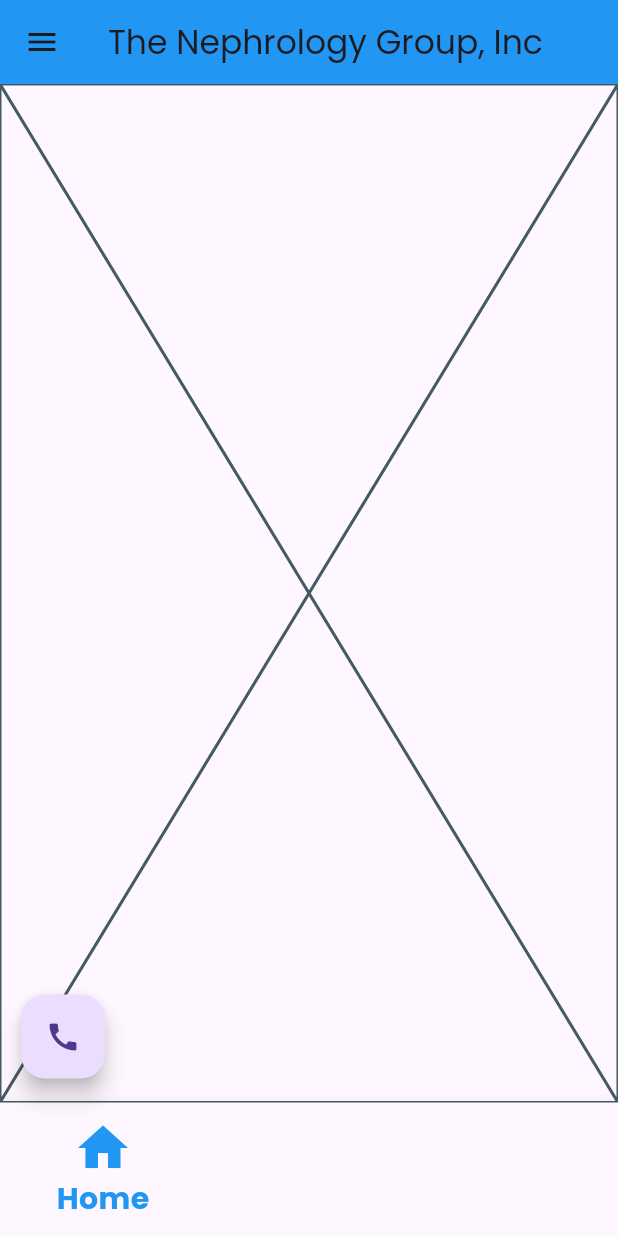
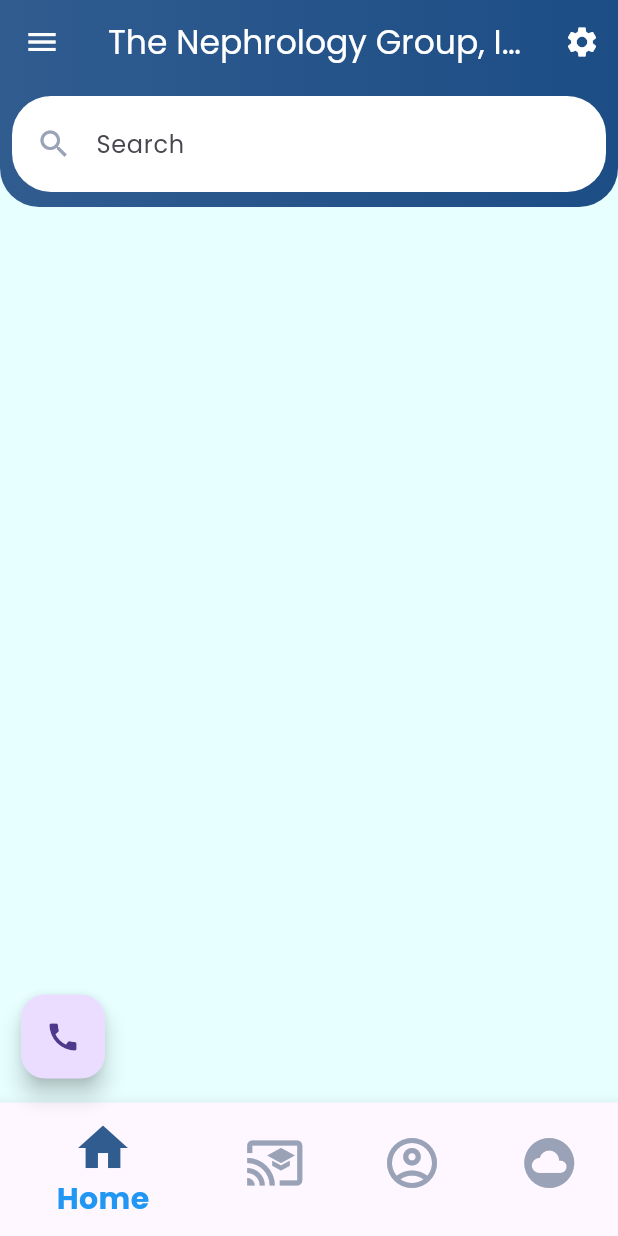
Before and after one commit to gouthamreddykallem/Nephrology_app, a Flutter app: the screen it shows after launch, on a phone screen of 412 x 824 dp. Run offline on Flutter 3.47's test engine with Material 3 defaults, Android fonts, the phone set to English and light mode, and no system bars; our stand-ins replace carousel_slider, flutter_map, gradient_borders, latlong2.

Commit message:
base layout done

```diff
--- a/lib/main.dart
+++ b/lib/main.dart
@@ -1,5 +1,7 @@
 import 'package:flutter/material.dart';
-import 'package:nephrology_app/pages/home.dart';
+import 'package:nephrology_app/pages/layout.dart';
+import 'package:nephrology_app/shared/color.dart';
+
 
 void main() {
   runApp(const MyApp());
@@ -13,8 +15,14 @@ class MyApp extends StatelessWidget {
   Widget build(BuildContext context) {
     return MaterialApp(
       debugShowCheckedModeBanner: false,
-      theme: ThemeData(fontFamily: 'Poppins'),
-      home: const LayOut()
+      theme: ThemeData(
+          fontFamily: 'Poppins',
+          primaryColor: primaryColor,
+          scaffoldBackgroundColor: bgColor ),
+      initialRoute: "/LayOutScreen",
+      routes: {
+        "/LayOutScreen": (context) => const LayOut(),
+      },
     );
   }
 }
--- a/lib/pages/bodies/home_body.dart
+++ b/lib/pages/bodies/home_body.dart
@@ -1,10 +1,161 @@
 import 'package:flutter/material.dart';
+import 'package:nephrology_app/shared/color.dart';
 
 class HomeBody extends StatelessWidget {
   const HomeBody({super.key});
 
   @override
   Widget build(BuildContext context) {
-    return const Placeholder();
+    return SafeArea(
+        child: ListView(
+          children: [
+            searchBar(context)
+
+          ],
+        )
+    );
   }
 }
+
+Widget searchBar(BuildContext context) {
+  return Container(
+    decoration: const BoxDecoration(
+        gradient: LinearGradient(
+            colors: [
+              primaryColorLight,
+              primaryColor
+            ],
+            begin: FractionalOffset(0.0, 0.0),
+            end: FractionalOffset(1.0, 0.0),
+            stops: [0.0, 1.0],
+            tileMode: TileMode.clamp),
+        borderRadius: BorderRadius.only(
+            bottomRight: Radius.circular(26),
+            bottomLeft: Radius.circular(26))),
+    child: Padding(
+      padding:
+      const EdgeInsets.only(top: 8, left: 8, right: 8, bottom: 10),
+      child: Container(
+        decoration: BoxDecoration(
+          color: Colors.white,
+          borderRadius: BorderRadius.circular(26),
+        ),
+        child: ListTile(
+          leading: const Icon(
+            Icons.search,
+            color: secondaryColor,
+          ),
+          title: TextField(
+            textInputAction: TextInputAction.search,
+            onSubmitted: (pattern) {},
+            decoration: const InputDecoration(
+              hintText: "Search",
+              border: InputBorder.none,
+            ),
+          ),
+        ),
+      ),
+    ),
+  );
+}
+
+Widget _category() {
+  return Column(
+    children: <Widget>[
+      Padding(
+        padding: const EdgeInsets.only(top: 8, right: 16, left: 16, bottom: 4),
+        child: Row(
+          mainAxisAlignment: MainAxisAlignment.spaceBetween,
+          children: <Widget>[
+            const Text("Category", style: TextStyle(fontWeight: FontWeight.bold)),
+            Text(
+              "See All",
+              style: TextStyles.titleNormal
+                  .copyWith(color: Theme.of(context).primaryColor),
+            ).p(8).ripple(() {})
+          ],
+        ),
+      ),
+      SizedBox(
+        height: AppTheme.fullHeight(context) * .28,
+        width: AppTheme.fullWidth(context),
+        child: ListView(
+          scrollDirection: Axis.horizontal,
+          children: <Widget>[
+            _categoryCard("Chemist & Drugist", "350 + Stores",
+                color: LightColor.green, lightColor: LightColor.lightGreen),
+            _categoryCard("Covid - 19 Specialist", "899 Doctors",
+                color: LightColor.skyBlue, lightColor: LightColor.lightBlue),
+            _categoryCard("Cardiologists Specialist", "500 + Doctors",
+                color: LightColor.orange, lightColor: LightColor.lightOrange),
+            _categoryCard("Dermatologist", "300 + Doctors",
+                color: LightColor.green, lightColor: LightColor.lightGreen),
+            _categoryCard("General Surgeon", "500 + Doctors",
+                color: LightColor.skyBlue, lightColor: LightColor.lightBlue)
+          ],
+        ),
+      ),
+    ],
+  );
+}
+
+Widget _categoryCard(String title, String subtitle,
+    {Color color, Color lightColor}) {
+  TextStyle titleStyle = TextStyles.title.bold.white;
+  TextStyle subtitleStyle = TextStyles.body.bold.white;
+  if (AppTheme.fullWidth(context) < 392) {
+    titleStyle = TextStyles.body.bold.white;
+    subtitleStyle = TextStyles.bodySm.bold.white;
+  }
+  return AspectRatio(
+    aspectRatio: 6 / 8,
+    child: Container(
+      height: 280,
+      width: AppTheme.fullWidth(context) * .3,
+      margin: EdgeInsets.only(left: 10, right: 10, bottom: 20, top: 10),
+      decoration: BoxDecoration(
+        color: color,
+        borderRadius: BorderRadius.all(Radius.circular(20)),
+        boxShadow: <BoxShadow>[
+          BoxShadow(
+            offset: Offset(4, 4),
+            blurRadius: 10,
+            color: lightColor.withOpacity(.8),
+          )
+        ],
+      ),
+      child: ClipRRect(
+        borderRadius: BorderRadius.all(Radius.circular(20)),
+        child: Container(
+          child: Stack(
+            children: <Widget>[
+              Positioned(
+                top: -20,
+                left: -20,
+                child: CircleAvatar(
+                  backgroundColor: lightColor,
+                  radius: 60,
+                ),
+              ),
+              Column(
+                mainAxisAlignment: MainAxisAlignment.end,
+                children: <Widget>[
+                  Flexible(
+                    child: Text(title, style: titleStyle).hP8,
+                  ),
+                  SizedBox(height: 10),
+                  Flexible(
+                    child: Text(
+                      subtitle,
+                      style: subtitleStyle,
+                    ).hP8,
+                  ),
+                ],
+              ).p16
+            ],
+          ),
+        ),
+      ).ripple(() {}, borderRadius: BorderRadius.all(Radius.circular(20))),
+    ),
+  );
+}
--- a/lib/pages/bottom_nav_bar.dart
+++ /dev/null
@@ -1,68 +0,0 @@
-import 'package:flutter/material.dart';
-import 'package:provider/provider.dart';
-
-enum NavBarItem { home, education, profile, aichat }
-
-// extension NavBarItemExtensions on NavBarItem {
-//   bool get isTopics => this == NavBarItem.home;
-// }
-
-final class NavBarController extends PageController {
-  NavBarController({NavBarItem initialItem = NavBarItem.home})
-      : _notifier = ValueNotifier<NavBarItem>(initialItem),
-        super(initialPage: initialItem.index) {
-    _notifier.addListener(_listener);
-  }
-
-  final ValueNotifier<NavBarItem> _notifier;
-
-  NavBarItem get item => _notifier.value;
-  set item(NavBarItem newItem) => _notifier.value = newItem;
-
-  void _listener() {
-    jumpToPage(item.index);
-  }
-
-  @override
-  void dispose() {
-    _notifier.dispose();
-    super.dispose();
-  }
-}
-
-class BottomNavBar extends StatelessWidget {
-  const BottomNavBar({super.key});
-
-  @override
-  Widget build(BuildContext context) {
-    return BottomNavigationBar(
-      onTap: (index) {
-        context.read<NavBarController>().item = NavBarItem.values[index];
-      },
-      selectedFontSize: 20,
-      selectedIconTheme: const IconThemeData(color: Colors.blue, size: 40),
-      selectedItemColor: Colors.blue,
-      selectedLabelStyle: const TextStyle(fontWeight: FontWeight.bold),
-      currentIndex: context
-          .select((NavBarController controller) => controller.item.index),
-      items: const <BottomNavigationBarItem>[
-        BottomNavigationBarItem(
-          label: 'Home',
-          icon: Icon(Icons.home),
-        ),
-        BottomNavigationBarItem(
-          label: 'Education',
-          icon: Icon(Icons.cast_for_education),
-        ),
-        BottomNavigationBarItem(
-          label: 'Account',
-          icon: Icon(Icons.account_circle_outlined),
-        ),
-        BottomNavigationBarItem(
-          label: 'AI chat',
-          icon: Icon(Icons.cloud_circle_rounded),
-        )
-      ],
-    );
-  }
-}
--- a/lib/pages/home.dart
+++ /dev/null
@@ -1,51 +0,0 @@
-import 'package:flutter/material.dart';
-import 'package:nephrology_app/pages/app_bar.dart';
-import 'package:nephrology_app/pages/bodies/ai_chat_body.dart';
-import 'package:nephrology_app/pages/bodies/education_body.dart';
-// import 'package:nephrology_app/pages/bodies/home_body.dart';
-import 'package:nephrology_app/pages/bodies/login_body.dart';
-import 'package:nephrology_app/pages/bodies/home_body.dart';
-import 'package:nephrology_app/pages/bottom_nav_bar.dart';
-import 'package:nephrology_app/pages/floating_buttons.dart';
-import 'package:nephrology_app/pages/side_drawer.dart';
-import 'package:provider/provider.dart';
-
-class LayOut extends StatelessWidget {
-  const LayOut({super.key});
-
-  @override
-  Widget build(BuildContext context) {
-    return ListenableProvider(
-        create: (_) => NavBarController(),
-        child: Scaffold(
-            appBar: AppBar(
-              title: const Text('The Nephrology Group, Inc'),
-              backgroundColor: Colors.blue,
-            ),
-            drawer: const SideDrawer(),
-            body: const CenterBody(),
-            bottomNavigationBar: const BottomNavBar(),
-            floatingActionButton: const FloatingButtons()));
-  }
-}
-
-class CenterBody extends StatelessWidget {
-  const CenterBody({super.key});
-
-  @override
-  Widget build(BuildContext context) {
-    return PageView(
-      controller: context.watch<NavBarController>(),
-      // physics: const NeverScrollableScrollPhysics(),
-      children: const [
-        HomeBody(),
-        EducationBody(),
-        LoginBody(),
-        AiChatBody(),
-        // TopicsFlow(),
-        // AboutView(),
-        // ProfileView(),
-      ],
-    );
-  }
-}
--- /dev/null
+++ b/lib/pages/layout.dart
@@ -0,0 +1,124 @@
+import 'package:flutter/material.dart';
+import 'package:nephrology_app/pages/side_drawer.dart';
+import 'package:nephrology_app/shared/color.dart';
+
+import 'bodies/ai_chat_body.dart';
+import 'bodies/education_body.dart';
+import 'bodies/home_body.dart';
+import 'bodies/login_body.dart';
+import 'floating_buttons.dart';
+
+
+class LayOut extends StatefulWidget {
+  const LayOut({super.key});
+
+  @override
+  State<LayOut> createState() =>
+      _LayOutState();
+}
+
+class _LayOutState
+    extends State<LayOut> {
+  int _selectedIndex = 0;
+
+  static const List<Widget> _widgetOptions = <Widget>[
+    HomeBody(),
+    EducationBody(),
+    LoginBody(),
+    AiChatBody(),
+  ];
+
+  void _onItemTapped(int index) {
+    setState(() {
+      _selectedIndex = index;
+    });
+  }
+
+  @override
+  Widget build(BuildContext context) {
+    return Scaffold(
+      appBar: AppBar(
+        iconTheme: const IconThemeData(color: Colors.white),
+        elevation: 0.5,
+        title: const Text("The Nephrology Group, Inc",
+            style: TextStyle(color: Colors.white), textDirection: TextDirection.ltr),
+        flexibleSpace: Container(
+          decoration: const BoxDecoration(
+            gradient: LinearGradient(
+                colors: [
+                  primaryColorLight,
+                  primaryColor,
+                ],
+                begin: FractionalOffset(0.0, 0.0),
+                end: FractionalOffset(1.0, 0.0),
+                stops: [0.0, 1.0],
+                tileMode: TileMode.clamp),
+          ),
+        ),
+        leading: Builder(
+          builder: (context) {
+            return IconButton(
+              icon: const Icon(
+                Icons.menu,
+                color: Colors.white,
+              ),
+              onPressed: () {
+                Scaffold.of(context).openDrawer();
+              },
+            );
+          },
+        ),
+        actions: <Widget>[
+          Builder(
+            builder: (context) {
+              return IconButton(
+                icon: const Icon(Icons.settings),
+                onPressed: () {
+                  Scaffold.of(context).openEndDrawer();
+                },
+              );
+            },
+          )
+        ],
+      ),
+      drawer: const SideDrawer(),
+      floatingActionButton: const FloatingButtons(),
+      body: Center(
+        child: _widgetOptions.elementAt(_selectedIndex),
+      ),
+      bottomNavigationBar: BottomNavigationBar(
+
+        selectedFontSize: 20,
+        selectedIconTheme: const IconThemeData(color: primaryColorLight, size: 40),
+        selectedItemColor: Colors.blue,
+        selectedLabelStyle: const TextStyle(fontWeight: FontWeight.bold),
+
+        unselectedFontSize: 20,
+        unselectedIconTheme: const IconThemeData(color: secondaryColor, size: 40),
+        unselectedItemColor: Colors.blue,
+        unselectedLabelStyle: const TextStyle(fontWeight: FontWeight.normal),
+
+        items: const <BottomNavigationBarItem>[
+          BottomNavigationBarItem(
+            label: 'Home',
+            icon: Icon(Icons.home),
+          ),
+          BottomNavigationBarItem(
+            label: 'Education',
+            icon: Icon(Icons.cast_for_education),
+          ),
+          BottomNavigationBarItem(
+            label: 'Account',
+            icon: Icon(Icons.account_circle_outlined),
+          ),
+          BottomNavigationBarItem(
+            label: 'AI chat',
+            icon: Icon(Icons.cloud_circle_rounded),
+          )
+        ],
+        currentIndex: _selectedIndex,
+        onTap: _onItemTapped,
+      ),
+    );
+  }
+}
--- /dev/null
+++ b/lib/shared/color.dart
@@ -0,0 +1,6 @@
+import 'package:flutter/material.dart';
+
+const Color bgColor = Color(0xffe7ffff);
+const Color primaryColor = Color(0xff1C4D85);
+const Color primaryColorLight = Color(0xff305C90);
+const Color secondaryColor = Color(0xff99A2B6);
```
Also changed, not shown: lib/pages/side_drawer.dart (+5 -2 lines).
